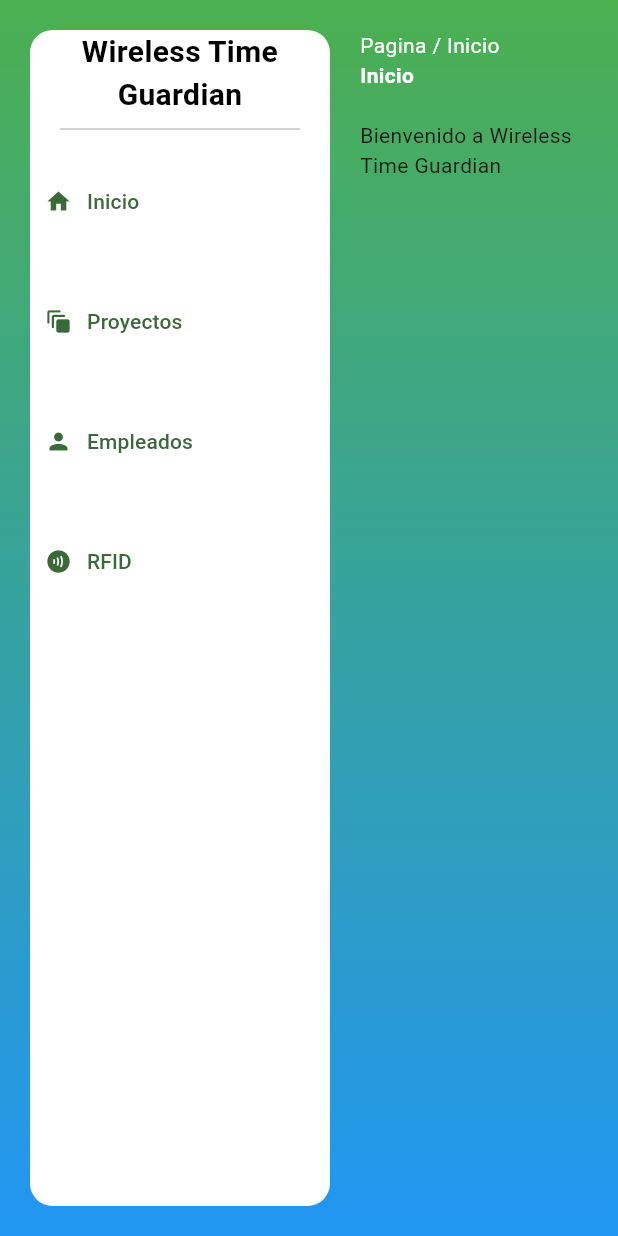
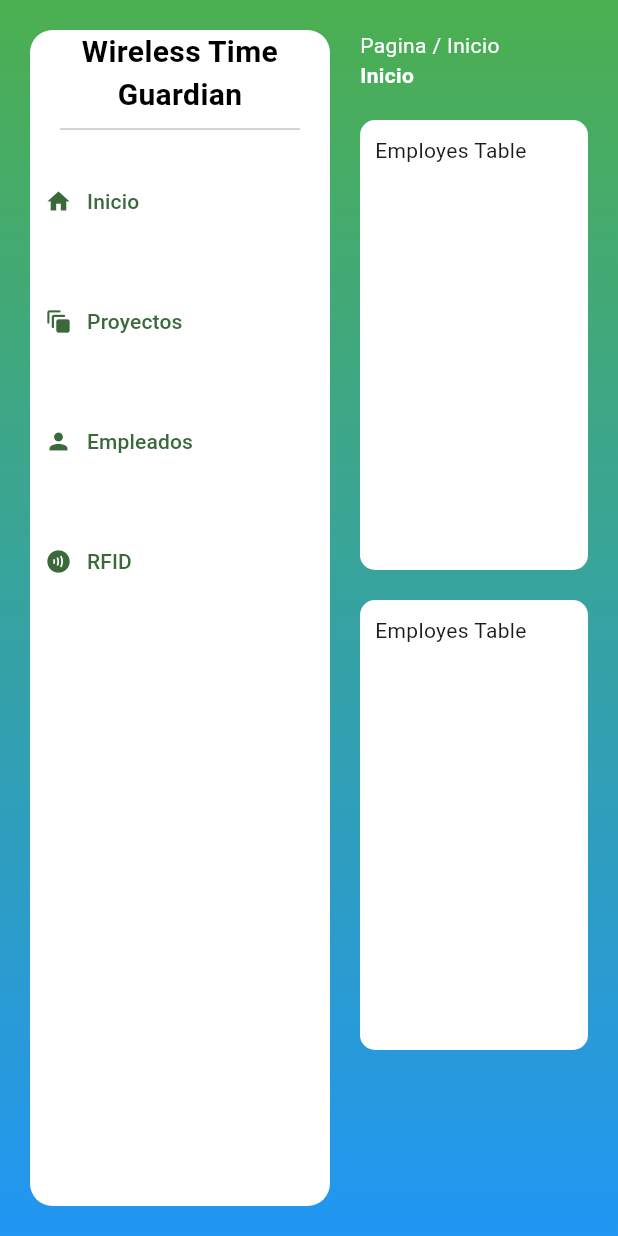
Before and after one commit to IsaiDiaz/wireless_time_guardian_flutter_frontend, a Flutter app: the screen it shows after launch, on a phone screen of 412 x 824 dp. Run offline on Flutter 3.47's test engine with Material 3 defaults, Android fonts, the light colour scheme and no system bars; our stand-ins replace flutter_bloc.

Commit message:
Basic structure finalized

```diff
--- /dev/null
+++ b/lib/components/employes_table.dart
@@ -0,0 +1,19 @@
+import 'package:flutter/material.dart';
+
+class EmployesTable extends StatelessWidget {
+  const EmployesTable({super.key});
+
+  @override
+  Widget build(BuildContext context) {
+    return Container(
+      padding: const EdgeInsets.all(10),
+      width: double.infinity,
+      height: 300,
+      decoration: BoxDecoration(
+        color: Colors.white,
+        borderRadius: BorderRadius.circular(10),
+      ),
+      child: const Text("Employes Table"),
+    );
+  }
+}
--- a/lib/components/menu.dart
+++ b/lib/components/menu.dart
@@ -1,7 +1,7 @@
 import 'package:flutter/material.dart';
 import 'package:flutter_bloc/flutter_bloc.dart';
 import 'package:wireless_time_guardian_flutter_frontend/bloc/page_bloc.dart';
-import 'package:wireless_time_guardian_flutter_frontend/components/menuItem.dart';
+import 'package:wireless_time_guardian_flutter_frontend/components/menu_item.dart';
 
 class Menu extends StatelessWidget {
   const Menu({super.key});
--- a/lib/pages/inicio.dart
+++ b/lib/pages/inicio.dart
@@ -1,4 +1,5 @@
 import 'package:flutter/material.dart';
+import 'package:wireless_time_guardian_flutter_frontend/components/employes_table.dart';
 import 'package:wireless_time_guardian_flutter_frontend/components/page_title.dart';
 
 class Inicio extends StatelessWidget {
@@ -10,7 +11,9 @@ class Inicio extends StatelessWidget {
       children: [
         PageTitle(title: "Inicio"),
         SizedBox(height: 20),
-        Text("Bienvenido a Wireless Time Guardian"),
+        EmployesTable(),
+        SizedBox(height: 20),
+        EmployesTable()
       ],
     );
   }
```
Also changed, not shown: lib/components/menu_item.dart (renamed from lib/components/menuItem.dart).
